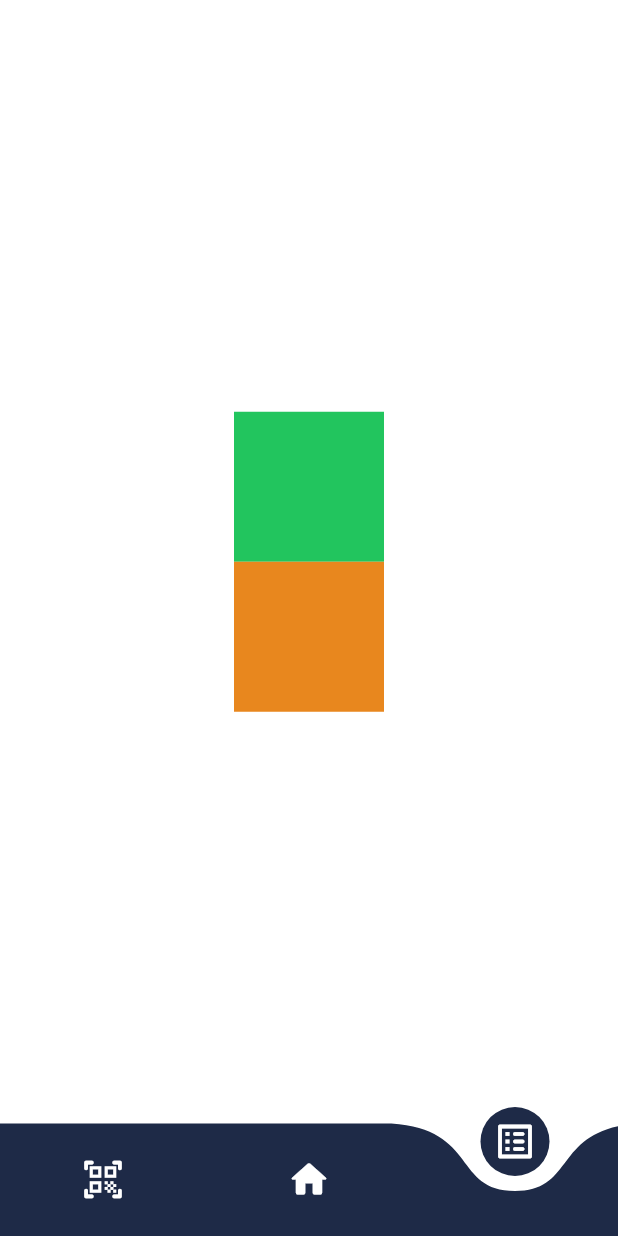
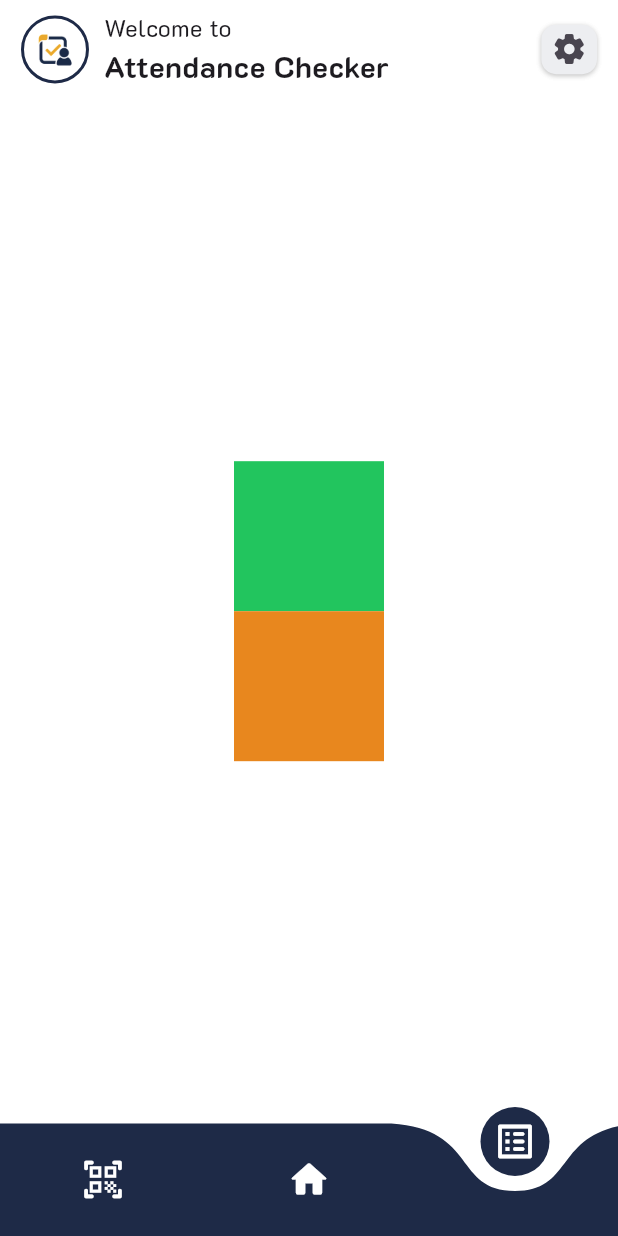
Before and after one commit to CedieSTRYZ/SimpleAttendanceChecker, a Flutter app: the screen it shows after launch, item 3 of the bottom bar chosen, on a phone screen of 412 x 824 dp. Run offline on Flutter 3.47's test engine with Material 3 defaults, Android fonts, the light colour scheme and no system bars; drawn by our look-alikes of curved_navigation_bar; our stand-ins replace firebase_core; missing offline and left inert: mobile_scanner; accounts and stored records are empty.

Commit message:
feat: adding appbar

```diff
--- a/simpleattendancechecker/lib/screen/dashboard/pages/dashboard.dart
+++ b/simpleattendancechecker/lib/screen/dashboard/pages/dashboard.dart
@@ -15,7 +15,7 @@
     return SafeArea(
       child: SingleChildScrollView(
         child: Padding(
-          padding: const EdgeInsets.all(12.0),
+          padding: const EdgeInsets.all(14.0),
           child: Column(
             spacing: 20,
             children: [
--- a/simpleattendancechecker/lib/screen/home/pages/home.dart
+++ b/simpleattendancechecker/lib/screen/home/pages/home.dart
@@ -4,6 +4,7 @@
 import 'package:simpleattendancechecker/screen/dashboard/pages/dashboard.dart';
 import 'package:simpleattendancechecker/screen/recordlist/pages/record_list.dart';
 import 'package:simpleattendancechecker/screen/scanner/pages/scanner.dart';
+import 'package:simpleattendancechecker/widget/custom_appbar.dart';
 
 class Home extends StatefulWidget {
   const Home({super.key});
@@ -27,8 +28,10 @@
     ];
 
     // ── 🏗️ Main structure ───────────────────────────
-    return Scaffold(
+    return SafeArea(
+      child: Scaffold(
         backgroundColor: Colorpalatte.white,
+        appBar: CustomAppbar(),
         body: IndexedStack(index: _selectedIndex, children: pages),
         bottomNavigationBar: CurvedNavigationBar(
           index: _selectedIndex,
@@ -50,6 +53,7 @@
             Icon(Icons.list_alt_rounded, color: Colorpalatte.white, size: 30),
           ],
         ),
+      ),
     );
   }
 }
--- /dev/null
+++ b/simpleattendancechecker/lib/widget/custom_appbar.dart
@@ -0,0 +1,96 @@
+import 'package:flutter/material.dart';
+import 'package:simpleattendancechecker/constants/colorpalatte.dart';
+
+class CustomAppbar extends StatelessWidget implements PreferredSizeWidget {
+  const CustomAppbar({super.key});
+
+  // ── 📱 UI builder ───────────────────────────
+  @override
+  Widget build(BuildContext context) {
+    return Container(
+      padding: EdgeInsets.symmetric(horizontal: 14.0),
+      width: double.infinity,
+      height: MediaQuery.heightOf(context) * 0.08,
+      decoration: BoxDecoration(color: Colorpalatte.white),
+      child: Row(
+        spacing: 10,
+        children: [
+          // ── 🖼️ Appbar logo ───────────────────────────
+          Container(
+            width: MediaQuery.widthOf(context) * 0.11,
+            height: MediaQuery.heightOf(context) * 0.11,
+            decoration: BoxDecoration(
+              shape: BoxShape.circle,
+              border: Border.all(color: Colorpalatte.primary, width: 2),
+            ),
+            child: ClipOval(
+              child: Image(
+                image: AssetImage('lib/assets/logo.png'),
+                fit: BoxFit.scaleDown,
+              ),
+            ),
+          ),
+
+          // ── 📜 Welcome text ───────────────────────────
+          const Expanded(
+            child: Column(
+              mainAxisAlignment: MainAxisAlignment.center,
+              crossAxisAlignment: CrossAxisAlignment.start,
+              children: [
+                Text(
+                  'Welcome to',
+                  style: TextStyle(
+                    fontFamily: 'K2D',
+                    fontSize: 16,
+                    fontWeight: FontWeight.w400,
+                  ),
+                ),
+                Text(
+                  'Attendance Checker',
+                  style: TextStyle(
+                    fontFamily: 'K2D',
+                    fontSize: 20,
+                    fontWeight: FontWeight.w700,
+                  ),
+                ),
+              ],
+            ),
+          ),
+
+          // ── ⚙️ Setting button ───────────────────────────
+          Container(
+            width: MediaQuery.widthOf(context) * 0.09,
+            height: MediaQuery.heightOf(context) * 0.04,
+            decoration: BoxDecoration(
+              color: Colorpalatte.containerColor,
+              borderRadius: BorderRadius.circular(10),
+              boxShadow: [
+                BoxShadow(
+                  color: Color.fromRGBO(0, 0, 0, 0.12),
+                  blurRadius: 2,
+                  spreadRadius: 0,
+                  offset: Offset(0, 1),
+                ),
+                BoxShadow(
+                  color: Color.fromRGBO(0, 0, 0, 0.12),
+                  blurRadius: 2,
+                  spreadRadius: 0,
+                  offset: Offset(0, 1),
+                ),
+              ],
+            ),
+            child: IconButton(
+              padding: EdgeInsets.zero,
+              onPressed: () {},
+              alignment: Alignment.center,
+              icon: Icon(Icons.settings_rounded),
+            ),
+          ),
+        ],
+      ),
+    );
+  }
+
+  @override
+  Size get preferredSize => const Size.fromHeight(90);
+}
```
Also changed, not shown: simpleattendancechecker/lib/screen/scanner/pages/scanner.dart (+147 -12 lines), simpleattendancechecker/lib/widget/status_card.dart (deleted, +0 -15 lines). Lines whose indentation alone changed are shown as unchanged.
